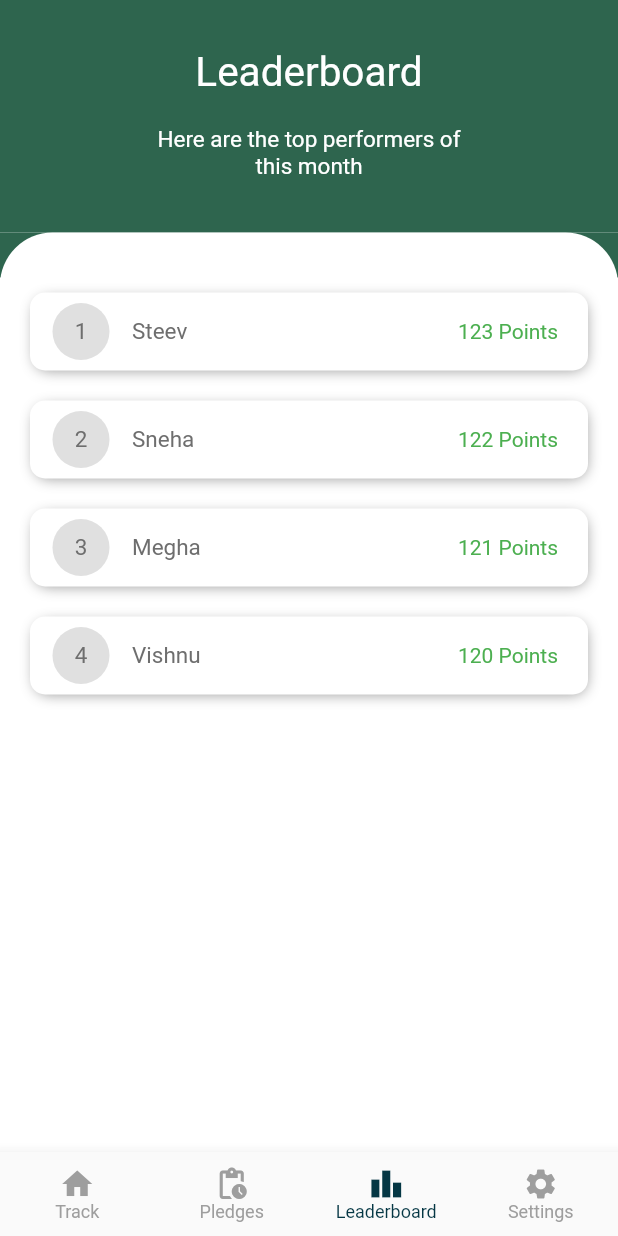
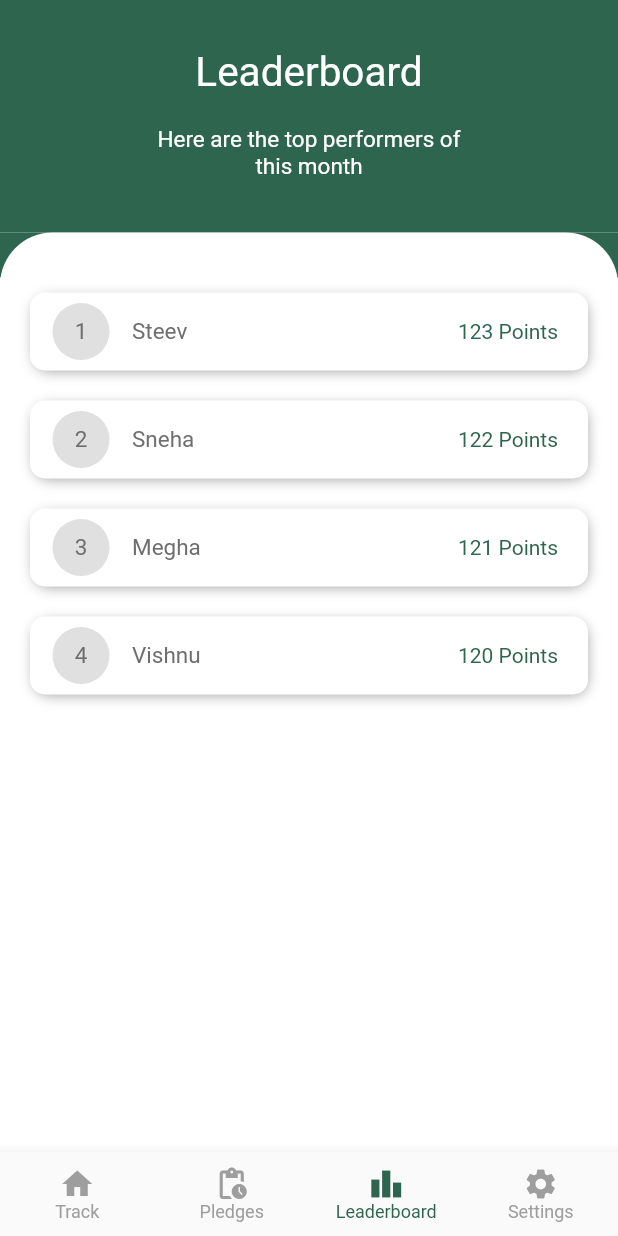
Before and after one commit to steevjames/Nirmaan-Project, a Flutter app: the screen it shows after launch, item 3 of the bottom bar chosen, on a phone screen of 412 x 824 dp. Run offline on Flutter 3.47's test engine with Material 2 defaults, Android fonts, the light colour scheme and no system bars; our stand-ins replace avatar_glow, carousel_slider, font_awesome_flutter, google_sign_in, introduction_screen; network calls fail.

Commit message:
Color changes

```diff
--- a/lib/Leaderboard/Components/leaderboardCard.dart
+++ b/lib/Leaderboard/Components/leaderboardCard.dart
@@ -43,7 +43,7 @@ class LeaderboardCard extends StatelessWidget {
           ),
           Text(
             details["points"] + " Points",
-            style: TextStyle(color: lightGreen, fontSize: 14),
+            style: TextStyle(color: primaryColor, fontSize: 14),
             textAlign: TextAlign.center,
           ),
         ],
--- a/lib/Navigation/navigation.dart
+++ b/lib/Navigation/navigation.dart
@@ -1,3 +1,4 @@
+import 'package:carbonfootprint/Components/styling.dart';
 import 'package:carbonfootprint/Homepage/homepage.dart';
 import 'package:carbonfootprint/Pledges/pledges.dart';
 import 'package:carbonfootprint/Leaderboard/leaderboard.dart';
@@ -55,7 +56,7 @@ class _NavigationBarState extends State<NavigationBar> {
         currentIndex: _selectedIndex,
         selectedFontSize: 12,
         unselectedFontSize: 12,
-        selectedItemColor: Color.fromRGBO(5, 55, 68, 1),
+        selectedItemColor: primaryColor,
         unselectedItemColor: Colors.grey,
         showUnselectedLabels: true,
         onTap: _onItemTapped,
--- a/lib/Pledges/pledges.dart
+++ b/lib/Pledges/pledges.dart
@@ -102,7 +102,7 @@ class BottomPart extends StatelessWidget {
                       children: [
                         Text(
                           i["heading"],
-                          style: TextStyle(color: textColor, fontSize: 19),
+                          style: TextStyle(color: primaryColor, fontSize: 19),
                           textAlign: TextAlign.center,
                         ),
                         SizedBox(height: 5),
@@ -113,7 +113,7 @@ class BottomPart extends StatelessWidget {
                         SizedBox(height: 15),
                         Text(
                           i["description"],
-                          style: TextStyle(fontSize: 14, color: textColorLight),
+                          style: TextStyle(fontSize: 14, color: primaryColor),
                           textAlign: TextAlign.center,
                         ),
                       ],
```
